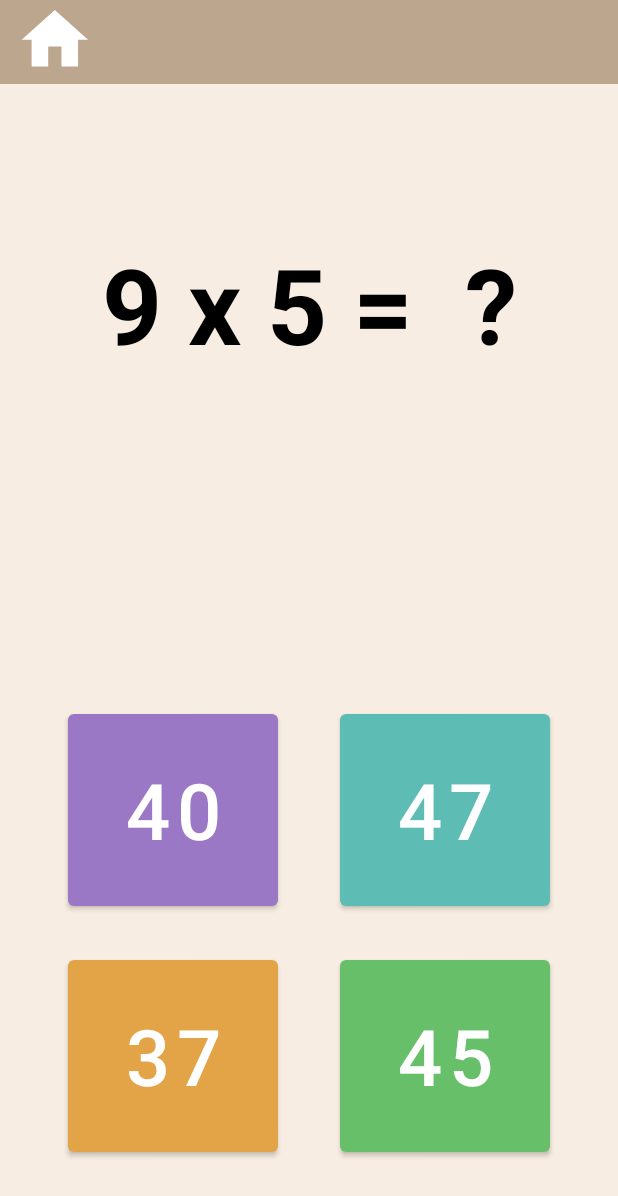
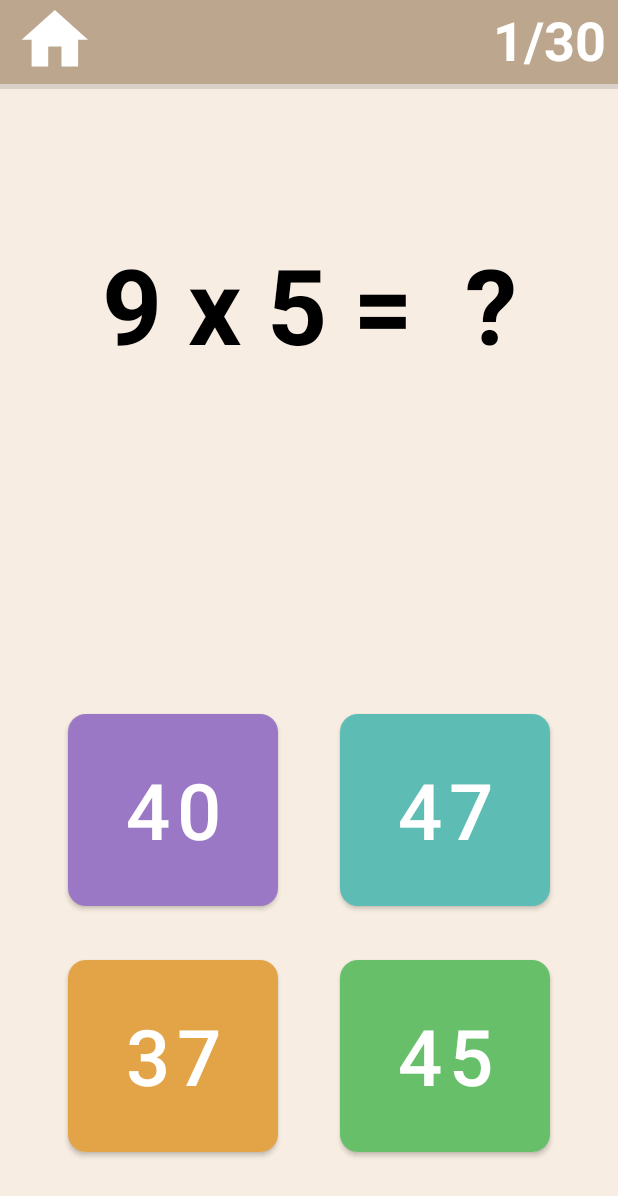
Before and after one commit to lukemjohnston/RefineMath, an Android app: the screen it shows after launch (game), after a tap on "PLAY", on a phone screen of 412 x 824 dp. Shown: the top 1196 px of the screen. Run offline under Robolectric (Android 15) with nearby library versions, the light colour scheme and no system bars.

Commit message:
round count and correct count

```diff
--- a/app/src/main/AndroidManifest.xml
+++ b/app/src/main/AndroidManifest.xml
@@ -9,14 +9,12 @@
         android:roundIcon="@mipmap/ic_launcher_round"
         android:supportsRtl="true"
         android:theme="@style/Theme.MathFlash">
-        <activity android:name=".correct"></activity>
         <activity android:name=".wrong" />
-        <activity android:name=".Correct" />
+        <activity android:name=".correct" />
         <activity android:name=".game" />
         <activity android:name=".MainActivity">
             <intent-filter>
                 <action android:name="android.intent.action.MAIN" />
-
                 <category android:name="android.intent.category.LAUNCHER" />
             </intent-filter>
         </activity>
--- a/app/src/main/java/com/example/mathflash/MainActivity.java
+++ b/app/src/main/java/com/example/mathflash/MainActivity.java
@@ -13,8 +13,12 @@ public class MainActivity extends AppCompatActivity {
         setContentView(R.layout.activity_main);
     }
 
-    public void startGame(View view) {
-        Intent intent = new Intent(this, game.class);
+    int rCount = 1;
+    int cCount = 0;
+    public void startGame(View v) {
+        Intent intent = new Intent(v.getContext(), game.class);
+        intent.putExtra("rCount", rCount);
+        intent.putExtra("cCount", cCount);
         startActivity(intent);
     }
 }
--- a/app/src/main/java/com/example/mathflash/game.java
+++ b/app/src/main/java/com/example/mathflash/game.java
@@ -14,6 +14,14 @@ public class game extends AppCompatActivity {
     protected void onCreate(Bundle savedInstanceState) {
         super.onCreate(savedInstanceState);
         setContentView(R.layout.activity_game);
+
+        Intent mIntent = getIntent();
+        int rCount = mIntent.getIntExtra("rCount", 0);
+        int cCount = mIntent.getIntExtra("cCount", 0);
+
+        String round = String.valueOf(rCount);
+        TextView roundCount = (TextView)findViewById(R.id.roundCount);
+        roundCount.setText(round + "/30");
 
         int var = (int) Math.floor(Math.random() * (4 - 1 + 1) + 1);
         int min = 1, max = 2, ans = 0;
@@ -175,6 +183,8 @@ public class game extends AppCompatActivity {
             public void onClick(View v) {
                 Intent intent = new Intent(v.getContext(), correct.class);
                 intent.putExtra("fullFormula", fullFormula);
+                intent.putExtra("rCount", rCount);
+                intent.putExtra("cCount", cCount);
                 startActivity(intent);
             }
         });
@@ -184,6 +194,8 @@ public class game extends AppCompatActivity {
             public void onClick(View v) {
                 Intent intent = new Intent(v.getContext(), wrong.class);
                 intent.putExtra("fullFormula", fullFormula);
+                intent.putExtra("rCount", rCount);
+                intent.putExtra("cCount", cCount);
                 startActivity(intent);
             }
         });
@@ -193,6 +205,8 @@ public class game extends AppCompatActivity {
             public void onClick(View v) {
                 Intent intent = new Intent(v.getContext(), wrong.class);
                 intent.putExtra("fullFormula", fullFormula);
+                intent.putExtra("rCount", rCount);
+                intent.putExtra("cCount", cCount);
                 startActivity(intent);
             }
         });
@@ -202,6 +216,8 @@ public class game extends AppCompatActivity {
             public void onClick(View v) {
                 Intent intent = new Intent(v.getContext(), wrong.class);
                 intent.putExtra("fullFormula", fullFormula);
+                intent.putExtra("rCount", rCount);
+                intent.putExtra("cCount", cCount);
                 startActivity(intent);
             }
         });
--- a/app/src/main/res/layout/activity_game.xml
+++ b/app/src/main/res/layout/activity_game.xml
@@ -17,6 +17,7 @@
         android:textColor="#FFFFFF"
         android:textSize="52sp"
         android:theme="@style/Button.purple"
+        app:cornerRadius="12dp"
         app:layout_constraintBottom_toTopOf="@+id/option3"
         app:layout_constraintStart_toStartOf="parent" />
 
@@ -30,6 +31,7 @@
         android:textColor="#FFFFFF"
         android:textSize="52sp"
         android:theme="@style/Button.teal"
+        app:cornerRadius="12dp"
         app:layout_constraintBottom_toTopOf="@+id/option4"
         app:layout_constraintEnd_toEndOf="parent" />
 
@@ -43,6 +45,7 @@
         android:textColor="#FFFFFF"
         android:textSize="52sp"
         android:theme="@style/Button.orange"
+        app:cornerRadius="12dp"
         app:layout_constraintBottom_toBottomOf="parent"
         app:layout_constraintStart_toStartOf="parent" />
 
@@ -56,6 +59,7 @@
         android:textColor="#FFFFFF"
         android:textSize="52sp"
         android:theme="@style/Button.green"
+        app:cornerRadius="12dp"
         app:layout_constraintBottom_toBottomOf="parent"
         app:layout_constraintEnd_toEndOf="parent" />
 
@@ -93,4 +97,26 @@
         app:layout_constraintTop_toTopOf="parent"
         app:srcCompat="@drawable/home_asset" />
 
+    <TextView
+        android:id="@+id/roundCount"
+        android:layout_width="106dp"
+        android:layout_height="50dp"
+        android:layout_marginTop="2dp"
+        android:layout_marginEnd="8dp"
+        android:text="30/30"
+        android:textAlignment="viewEnd"
+        android:textColor="#FFFFFF"
+        android:textSize="36sp"
+        android:textStyle="bold"
+        app:layout_constraintEnd_toEndOf="parent"
+        app:layout_constraintTop_toTopOf="parent" />
+
+    <View
+        android:id="@+id/divider"
+        android:layout_width="match_parent"
+        android:layout_height="3dp"
+        android:background="?android:attr/listDivider"
+        app:layout_constraintTop_toBottomOf="@+id/toolbar"
+        tools:layout_editor_absoluteX="2dp" />
+
 </androidx.constraintlayout.widget.ConstraintLayout>
--- a/app/src/main/res/values/themes.xml
+++ b/app/src/main/res/values/themes.xml
@@ -13,7 +13,7 @@
         <item name="colorSecondaryVariant">@color/orange</item>
         <item name="colorOnSecondary">@color/black</item>
         <!-- Status bar color. -->
-        <item name="android:statusBarColor">?attr/colorOnPrimary</item>
+        <item name="android:statusBarColor">@color/black</item>
         <!-- Customize your theme here. -->
     </style>
 
```
Also changed, not shown: app/src/main/java/com/example/mathflash/correct.java (+16 -0 lines), app/src/main/java/com/example/mathflash/wrong.java (+9 -0 lines).
